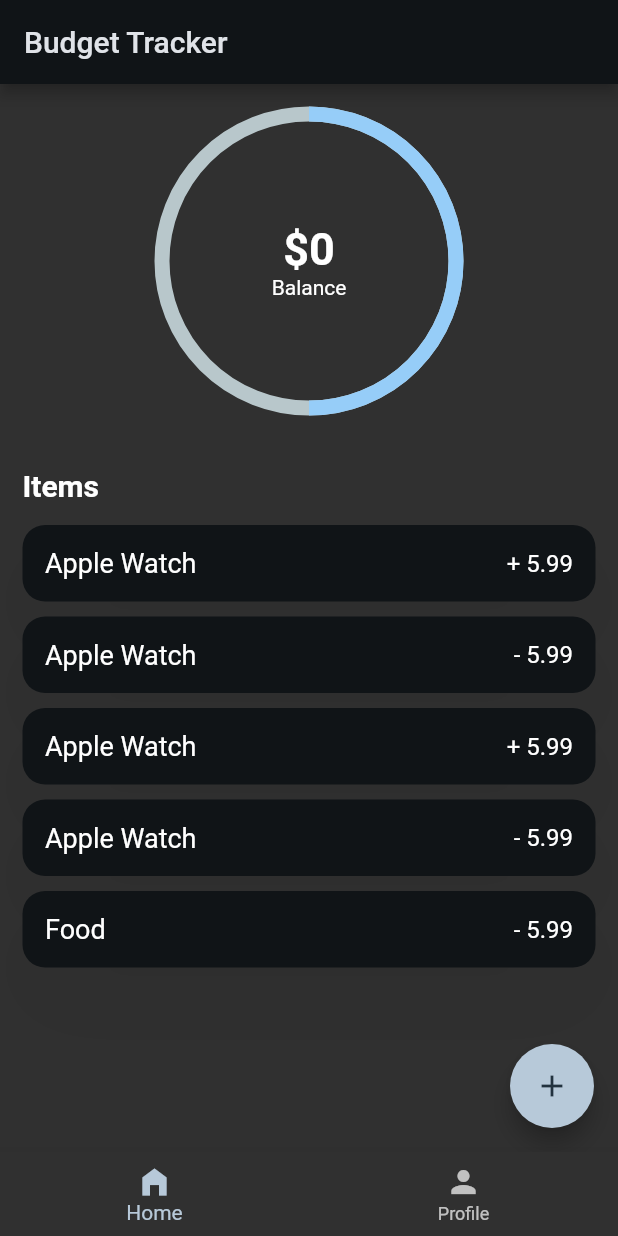
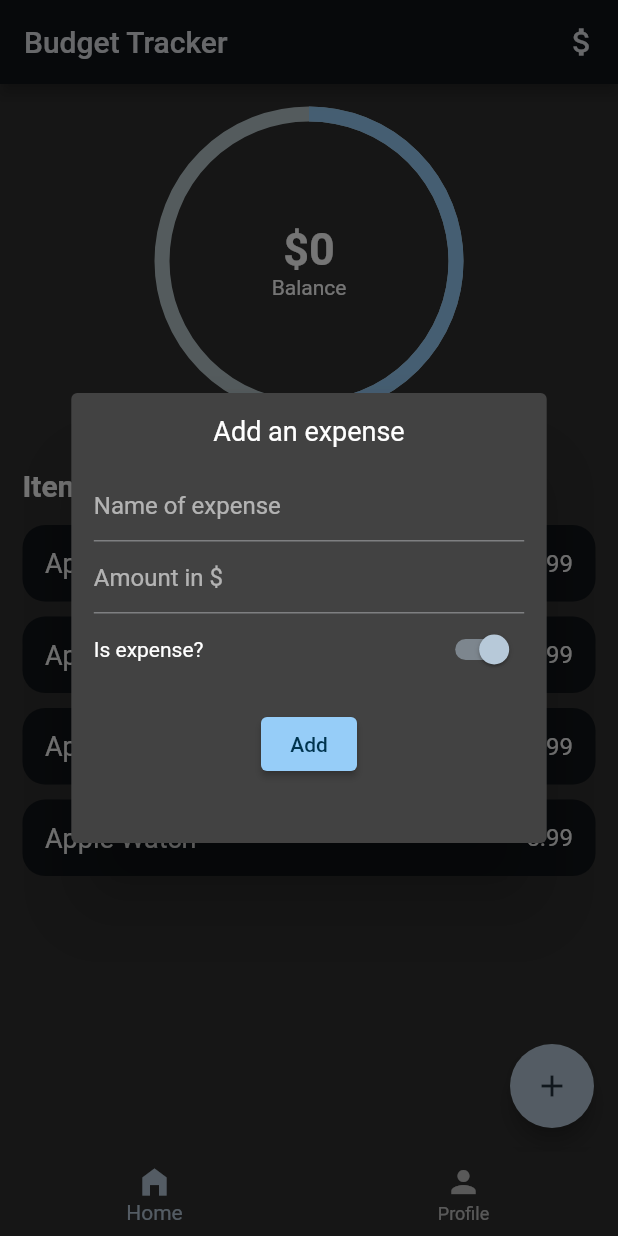
Before and after one commit to jocgomez/budget_tracker, a Flutter app: the screen it shows after launch, after a tap on the "add" icon, on a phone screen of 412 x 824 dp. Run offline on Flutter 3.47's test engine with Material 2 defaults, Android fonts, the phone set to English and light mode, and no system bars; drawn by our look-alikes of percent_indicator.

Commit message:
Budget tracker with items and budget input - WIP

```diff
--- /dev/null
+++ b/lib/extension/add_transaction_dialog.dart
@@ -0,0 +1,93 @@
+import 'package:budget_tracker/model/transaction_item.dart';
+import 'package:flutter/material.dart';
+import 'package:flutter/services.dart';
+
+class AddTransactionDialog extends StatefulWidget {
+  final Function(TransactionItem) itemToAdd;
+  const AddTransactionDialog({required this.itemToAdd, Key? key})
+      : super(key: key);
+
+  @override
+  State<AddTransactionDialog> createState() => _AddTransactionDialogState();
+}
+
+class _AddTransactionDialogState extends State<AddTransactionDialog> {
+  final TextEditingController itemTitleController = TextEditingController();
+  final TextEditingController amountController = TextEditingController();
+  bool _isExpenseController = true;
+
+  @override
+  void dispose() {
+    itemTitleController.dispose();
+    amountController.dispose();
+    super.dispose();
+  }
+
+  @override
+  Widget build(BuildContext context) {
+    final Size screenSize = MediaQuery.of(context).size;
+    return Dialog(
+      child: Container(
+        width: screenSize.width / 1.3,
+        height: 300,
+        padding: const EdgeInsets.all(15),
+        child: Column(
+          children: [
+            const Text(
+              "Add an expense",
+              style: TextStyle(fontSize: 18),
+            ),
+            const SizedBox(
+              height: 15,
+            ),
+            TextField(
+              controller: itemTitleController,
+              decoration: const InputDecoration(hintText: "Name of expense"),
+            ),
+            TextField(
+              controller: amountController,
+              keyboardType: TextInputType.number,
+              inputFormatters: <TextInputFormatter>[
+                FilteringTextInputFormatter.digitsOnly
+              ],
+              decoration: const InputDecoration(hintText: "Amount in \$"),
+            ),
+            Row(
+              mainAxisAlignment: MainAxisAlignment.spaceBetween,
+              children: [
+                const Text("Is expense?"),
+                Switch.adaptive(
+                  value: _isExpenseController,
+                  onChanged: (b) {
+                    setState(() {
+                      _isExpenseController = b;
+                    });
+                  },
+                )
+              ],
+            ),
+            const SizedBox(
+              height: 15,
+            ),
+            ElevatedButton(
+              onPressed: () {
+                if (amountController.text.isNotEmpty &&
+                    itemTitleController.text.isNotEmpty) {
+                  widget.itemToAdd(
+                    TransactionItem(
+                      itemTitle: itemTitleController.text,
+                      amount: double.parse(amountController.text),
+                      isExpense: _isExpenseController,
+                    ),
+                  );
+                  Navigator.of(context).pop();
+                }
+              },
+              child: const Text("Add"),
+            )
+          ],
+        ),
+      ),
+    );
+  }
+}
--- a/lib/pages/home_page.dart
+++ b/lib/pages/home_page.dart
@@ -1,3 +1,4 @@
+import 'package:budget_tracker/extension/add_transaction_dialog.dart';
 import 'package:budget_tracker/model/transaction_item.dart';
 import 'package:flutter/material.dart';
 import 'package:percent_indicator/circular_percent_indicator.dart';
@@ -38,9 +39,16 @@ class _HomePageState extends State<HomePage> {
     return Scaffold(
       floatingActionButton: FloatingActionButton(
         onPressed: () {
-          setState(() {
-            items.add(TransactionItem(amount: 5.99, itemTitle: "Food"));
-          });
+          showDialog(
+            context: context,
+            builder: (context) => AddTransactionDialog(
+              itemToAdd: (item) {
+                setState(() {
+                  items.add(item);
+                });
+              },
+            ),
+          );
         },
         child: const Icon(Icons.add),
       ),
--- a/lib/screens/home.dart
+++ b/lib/screens/home.dart
@@ -1,3 +1,4 @@
+import 'package:budget_tracker/extension/set_budget_dialog.dart';
 import 'package:budget_tracker/pages/home_page.dart';
 import 'package:budget_tracker/pages/profile_page.dart';
 import 'package:flutter/material.dart';
@@ -27,6 +28,19 @@ class _HomeState extends State<Home> {
     return Scaffold(
       appBar: AppBar(
         title: const Text('Budget Tracker'),
+        actions: [
+          IconButton(
+            icon: const Icon(Icons.attach_money),
+            onPressed: () {
+              showDialog(
+                context: context,
+                builder: (context) => SetBudgetDialog(
+                  budgetToAdd: (budget) {},
+                ),
+              );
+            },
+          ),
+        ],
       ),
       body: pages[_currentPageIndex],
       bottomNavigationBar: BottomNavigationBar(
```
Also changed, not shown: lib/extension/set_budget_dialog.dart (added, +66 -0 lines).
